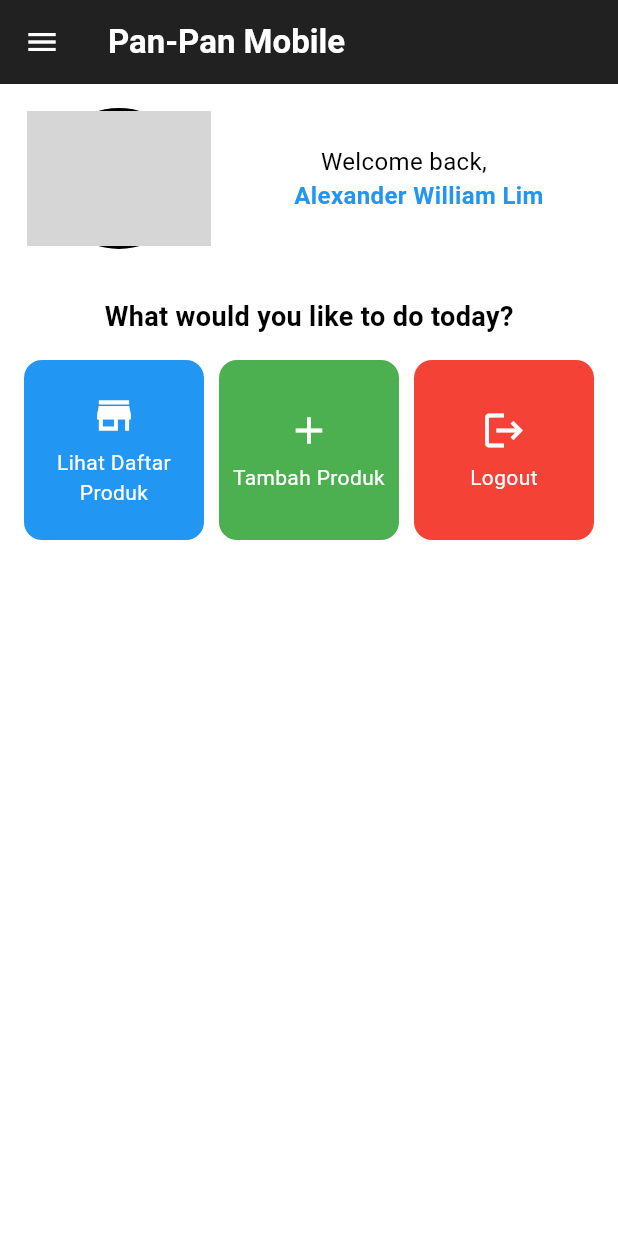
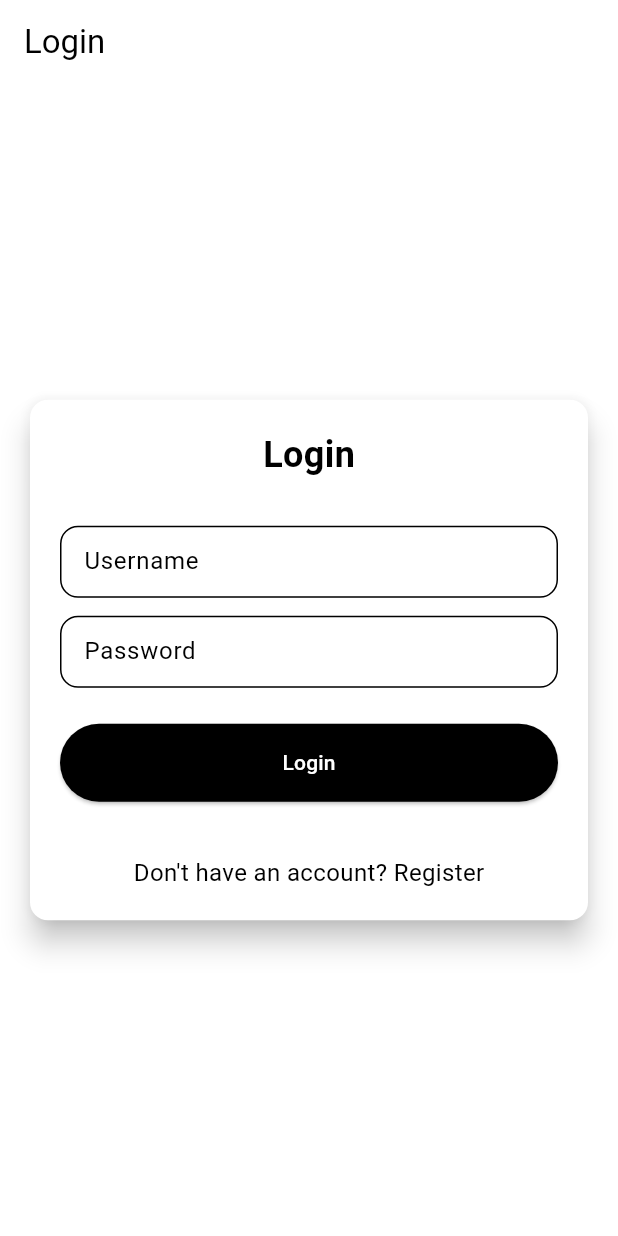
Before and after one commit to ResplendentAlex/pan-pan-mobile, a Flutter app: the screen it shows after launch, on a phone screen of 412 x 824 dp. Run offline on Flutter 3.47's test engine with Material 3 defaults, Android fonts, the light colour scheme and no system bars; missing offline and left inert: pbp_django_auth; grey boxes are pictures that could not be loaded.

Commit message:
feat: finish halfway Tugas 9

```diff
--- a/lib/main.dart
+++ b/lib/main.dart
@@ -1,5 +1,7 @@
 import 'package:flutter/material.dart';
-import 'package:pan_pan_mobile/screens/menu.dart';
+import 'package:pan_pan_mobile/screens/login.dart';
+import 'package:pbp_django_auth/pbp_django_auth.dart';
+import 'package:provider/provider.dart';
 
 void main() {
   runApp(const MyApp());
@@ -11,38 +13,29 @@
   // This widget is the root of your application.
   @override
   Widget build(BuildContext context) {
-    return MaterialApp(
+    return Provider(
+      create: (_) {
+        CookieRequest request = CookieRequest();
+        return request;
+      },
+      child: MaterialApp(
         debugShowCheckedModeBanner: false,
         title: "Pan Pan Mobile",
         theme: ThemeData(
-        // This is the theme of your application.
-        //
-        // TRY THIS: Try running your application with "flutter run". You'll see
-        // the application has a purple toolbar. Then, without quitting the app,
-        // try changing the seedColor in the colorScheme below to Colors.green
-        // and then invoke "hot reload" (save your changes or press the "hot
-        // reload" button in a Flutter-supported IDE, or press "r" if you used
-        // the command line to start the app).
-        //
-        // Notice that the counter didn't reset back to zero; the application
-        // state is not lost during the reload. To reset the state, use hot
-        // restart instead.
-        //
-        // This works for code too, not just values: Most code changes carn be
-        // tested with just a hot reload.
-        colorScheme: ColorScheme(
-          primary: Colors.grey[900]!,
-          secondary: Colors.brown[400]!,
+            colorScheme: const ColorScheme(
+            primary: Colors.black,
+            secondary: Colors.redAccent,
             surface: Colors.white,
             error: Colors.red,
-          onPrimary: Colors.grey,
-          onSecondary: Colors.grey,
+            onPrimary: Colors.white,
+            onSecondary: Colors.black,
             onSurface: Colors.black,
-          onError: Colors.grey,
+            onError: Colors.white,
             brightness: Brightness.light,
           ),
         ),
-      home: MyHomePage(),
+        home: const LoginPage(),
+      ),
     );
   }
 }
--- /dev/null
+++ b/lib/screens/login.dart
@@ -0,0 +1,178 @@
+import 'package:pan_pan_mobile/screens/menu.dart';
+import 'package:flutter/material.dart';
+import 'package:pbp_django_auth/pbp_django_auth.dart';
+import 'package:provider/provider.dart';
+import 'package:pan_pan_mobile/screens/register.dart';
+
+void main() {
+  runApp(const LoginApp());
+}
+
+class LoginApp extends StatelessWidget {
+  const LoginApp({super.key});
+
+  @override
+  Widget build(BuildContext context) {
+    return MaterialApp(
+      title: 'Login',
+      theme: ThemeData(
+        useMaterial3: true,
+        colorScheme: ColorScheme.fromSwatch(
+          primarySwatch: Colors.deepPurple,
+        ).copyWith(secondary: Colors.deepPurple[400]),
+      ),
+      home: const LoginPage(),
+    );
+  }
+}
+
+class LoginPage extends StatefulWidget {
+  const LoginPage({super.key});
+
+  @override
+  State<LoginPage> createState() => _LoginPageState();
+}
+
+class _LoginPageState extends State<LoginPage> {
+  final TextEditingController _usernameController = TextEditingController();
+  final TextEditingController _passwordController = TextEditingController();
+
+  @override
+  Widget build(BuildContext context) {
+    final request = context.watch<CookieRequest>();
+
+    return Scaffold(
+      appBar: AppBar(
+        title: const Text('Login'),
+      ),
+      body: Center(
+        child: SingleChildScrollView(
+          padding: const EdgeInsets.all(16.0),
+          child: Card(
+            elevation: 8,
+            shape: RoundedRectangleBorder(
+              borderRadius: BorderRadius.circular(12.0),
+            ),
+            child: Padding(
+              padding: const EdgeInsets.all(20.0),
+              child: Column(
+                mainAxisSize: MainAxisSize.min,
+                children: [
+                  const Text(
+                    'Login',
+                    style: TextStyle(
+                      fontSize: 24.0,
+                      fontWeight: FontWeight.bold,
+                    ),
+                  ),
+                  const SizedBox(height: 30.0),
+                  TextField(
+                    controller: _usernameController,
+                    decoration: const InputDecoration(
+                      labelText: 'Username',
+                      hintText: 'Enter your username',
+                      border: OutlineInputBorder(
+                        borderRadius: BorderRadius.all(Radius.circular(12.0)),
+                      ),
+                      contentPadding:
+                          EdgeInsets.symmetric(horizontal: 12.0, vertical: 8.0),
+                    ),
+                  ),
+                  const SizedBox(height: 12.0),
+                  TextField(
+                    controller: _passwordController,
+                    decoration: const InputDecoration(
+                      labelText: 'Password',
+                      hintText: 'Enter your password',
+                      border: OutlineInputBorder(
+                        borderRadius: BorderRadius.all(Radius.circular(12.0)),
+                      ),
+                      contentPadding:
+                          EdgeInsets.symmetric(horizontal: 12.0, vertical: 8.0),
+                    ),
+                    obscureText: true,
+                  ),
+                  const SizedBox(height: 24.0),
+                  ElevatedButton(
+                    onPressed: () async {
+                      String username = _usernameController.text;
+                      String password = _passwordController.text;
+
+                      // Cek kredensial
+                      final response = await request
+                          .login("http://127.0.0.1:8000/auth/login/", {
+                        'username': username,
+                        'password': password,
+                      });
+
+                      if (request.loggedIn) {
+                        String message = response['message'];
+                        String uname = response['username'];
+                        if (context.mounted) {
+                          Navigator.pushReplacement(
+                            context,
+                            MaterialPageRoute(
+                                builder: (context) => MyHomePage()),
+                          );
+                          ScaffoldMessenger.of(context)
+                            ..hideCurrentSnackBar()
+                            ..showSnackBar(
+                              SnackBar(
+                                  content:
+                                      Text("$message Selamat datang, $uname.")),
+                            );
+                        }
+                      } else {
+                        if (context.mounted) {
+                          showDialog(
+                            context: context,
+                            builder: (context) => AlertDialog(
+                              title: const Text('Login Gagal'),
+                              content: Text(response['message']),
+                              actions: [
+                                TextButton(
+                                  child: const Text('OK'),
+                                  onPressed: () {
+                                    Navigator.pop(context);
+                                  },
+                                ),
+                              ],
+                            ),
+                          );
+                        }
+                      }
+                    },
+                    style: ElevatedButton.styleFrom(
+                      foregroundColor: Colors.white,
+                      minimumSize: const Size(double.infinity, 50),
+                      backgroundColor: Theme.of(context).colorScheme.primary,
+                      padding: const EdgeInsets.symmetric(vertical: 16.0),
+                    ),
+                    child: const Text('Login'),
+                  ),
+                  const SizedBox(height: 36.0),
+                  GestureDetector(
+                    onTap: () {
+                      Navigator.push(
+                        context,
+                        MaterialPageRoute(
+                            builder: (context) => const RegisterPage()),
+                      );
+                    },
+                    child: Text(
+                      'Don\'t have an account? Register',
+                      style: TextStyle(
+                        color: Theme.of(context).colorScheme.primary,
+                        fontSize: 16.0,
+                      ),
+                    ),
+                  ),
+                ],
+              ),
+            ),
+          ),
+        ),
+      ),
+    );
+  }
+}
--- a/pubspec.yaml
+++ b/pubspec.yaml
@@ -35,6 +35,9 @@
   # The following adds the Cupertino Icons font to your application.
   # Use with the CupertinoIcons class for iOS style icons.
   cupertino_icons: ^1.0.8
+  provider: ^6.1.2
+  pbp_django_auth: ^0.4.0
+  http: ^1.2.2
 
 dev_dependencies:
   flutter_test:
```
Also changed, not shown: lib/models/product_entry.dart (added, +65 -0 lines), lib/screens/list_productentry.dart (added, +89 -0 lines), lib/screens/register.dart (added, +163 -0 lines), lib/widgets/item_card.dart (+9 -0 lines), lib/widgets/left_drawer.dart (+14 -1 lines), pubspec.lock, 2 other files. Lines whose indentation alone changed are shown as unchanged.
